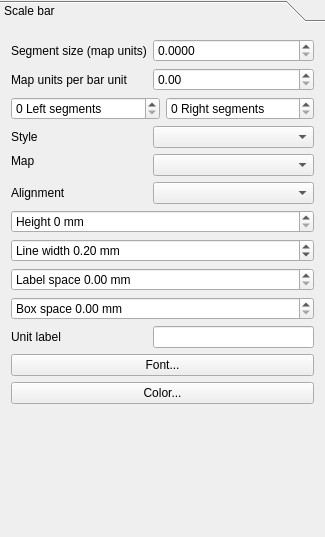
First picture: the form in src/ui/qgscomposerscalebarwidgetbase.ui, repository kadas-albireo/kadas-albireo, before the edit.
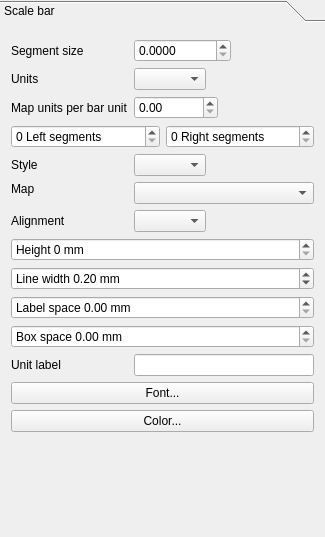
Second picture: the form after the edit.

Patch:
```diff
--- a/src/ui/qgscomposerscalebarwidgetbase.ui
+++ b/src/ui/qgscomposerscalebarwidgetbase.ui
@@ -33,18 +33,21 @@
        <rect>
         <x>0</x>
         <y>0</y>
-        <width>325</width>
-        <height>508</height>
+        <width>315</width>
+        <height>501</height>
        </rect>
       </property>
       <attribute name="label">
        <string>Scale bar</string>
       </attribute>
       <layout class="QFormLayout" name="formLayout">
+       <property name="fieldGrowthPolicy">
+        <enum>QFormLayout::ExpandingFieldsGrow</enum>
+       </property>
        <item row="0" column="0">
         <widget class="QLabel" name="mSegmentSizeLabel">
          <property name="text">
-          <string>Segment size (map units)</string>
+          <string>Segment size</string>
          </property>
          <property name="wordWrap">
           <bool>true</bool>
@@ -65,6 +68,13 @@
         </widget>
        </item>
        <item row="1" column="0">
+        <widget class="QLabel" name="mUnitsLabel">
+         <property name="text">
+          <string>Units</string>
+         </property>
+        </widget>
+       </item>
+       <item row="2" column="0">
         <widget class="QLabel" name="mMapUnitsPerBarUnitLabel">
          <property name="text">
           <string>Map units per bar unit</string>
@@ -77,14 +87,14 @@
          </property>
         </widget>
        </item>
-       <item row="1" column="1">
+       <item row="2" column="1">
         <widget class="QDoubleSpinBox" name="mMapUnitsPerBarUnitSpinBox">
          <property name="maximum">
           <double>9999999999999.000000000000000</double>
          </property>
         </widget>
        </item>
-       <item row="2" column="0" colspan="2">
+       <item row="3" column="0" colspan="2">
         <layout class="QHBoxLayout" name="horizontalLayout">
          <item>
           <widget class="QSpinBox" name="mSegmentsLeftSpinBox">
@@ -102,7 +112,7 @@
          </item>
         </layout>
        </item>
-       <item row="3" column="0">
+       <item row="4" column="0">
         <widget class="QLabel" name="mStyleLabel">
          <property name="text">
           <string>Style</string>
@@ -112,10 +122,10 @@
          </property>
         </widget>
        </item>
-       <item row="3" column="1">
+       <item row="4" column="1">
         <widget class="QComboBox" name="mStyleComboBox"/>
        </item>
-       <item row="4" column="0">
+       <item row="5" column="0">
         <widget class="QLabel" name="mMapLabel">
          <property name="sizePolicy">
           <sizepolicy hsizetype="Expanding" vsizetype="Fixed">
@@ -134,7 +144,7 @@
          </property>
         </widget>
        </item>
-       <item row="4" column="1">
+       <item row="5" column="1">
         <widget class="QComboBox" name="mMapComboBox">
          <property name="enabled">
           <bool>true</bool>
@@ -147,53 +157,17 @@
          </property>
         </widget>
        </item>
-       <item row="5" column="0">
+       <item row="6" column="0">
         <widget class="QLabel" name="mAlignmentLabel">
          <property name="text">
           <string>Alignment</string>
          </property>
         </widget>
        </item>
-       <item row="5" column="1">
+       <item row="6" column="1">
         <widget class="QComboBox" name="mAlignmentComboBox"/>
        </item>
-       <item row="10" column="0">
-        <widget class="QLabel" name="mUnitLabelLabel">
-         <property name="text">
-          <string>Unit label</string>
-         </property>
-         <property name="wordWrap">
-          <bool>true</bool>
-         </property>
-         <property name="buddy">
-          <cstring>mUnitLabelLineEdit</cstring>
-         </property>
-        </widget>
-       </item>
-       <item row="10" column="1">
-        <widget class="QLineEdit" name="mUnitLabelLineEdit"/>
-       </item>
-       <item row="11" column="0" colspan="2">
-        <widget class="QPushButton" name="mFontButton">
-         <property name="sizePolicy">
-          <sizepolicy hsizetype="Preferred" vsizetype="Fixed">
-           <horstretch>0</horstretch>
-           <verstretch>0</verstretch>
-          </sizepolicy>
-         </property>
-         <property name="text">
-          <string>Font...</string>
-         </property>
-        </widget>
-       </item>
-       <item row="12" column="0" colspan="2">
-        <widget class="QPushButton" name="mColorPushButton">
-         <property name="text">
-          <string>Color...</string>
-         </property>
-        </widget>
-       </item>
-       <item row="6" column="0" colspan="2">
+       <item row="7" column="0" colspan="2">
         <widget class="QSpinBox" name="mHeightSpinBox">
          <property name="suffix">
           <string> mm</string>
@@ -203,7 +177,7 @@
          </property>
         </widget>
        </item>
-       <item row="7" column="0" colspan="2">
+       <item row="8" column="0" colspan="2">
         <widget class="QDoubleSpinBox" name="mLineWidthSpinBox">
          <property name="sizePolicy">
           <sizepolicy hsizetype="Expanding" vsizetype="Fixed">
@@ -228,7 +202,7 @@
          </property>
         </widget>
        </item>
-       <item row="8" column="0" colspan="2">
+       <item row="9" column="0" colspan="2">
         <widget class="QDoubleSpinBox" name="mLabelBarSpaceSpinBox">
          <property name="prefix">
           <string>Label space </string>
@@ -238,7 +212,7 @@
          </property>
         </widget>
        </item>
-       <item row="9" column="0" colspan="2">
+       <item row="10" column="0" colspan="2">
         <widget class="QDoubleSpinBox" name="mBoxSizeSpinBox">
          <property name="prefix">
           <string>Box space </string>
@@ -248,7 +222,43 @@
          </property>
         </widget>
        </item>
+       <item row="11" column="0">
+        <widget class="QLabel" name="mUnitLabelLabel">
+         <property name="text">
+          <string>Unit label</string>
+         </property>
+         <property name="wordWrap">
+          <bool>true</bool>
+         </property>
+         <property name="buddy">
+          <cstring>mUnitLabelLineEdit</cstring>
+         </property>
+        </widget>
+       </item>
+       <item row="11" column="1">
+        <widget class="QLineEdit" name="mUnitLabelLineEdit"/>
+       </item>
+       <item row="12" column="0" colspan="2">
+        <widget class="QPushButton" name="mFontButton">
+         <property name="sizePolicy">
+          <sizepolicy hsizetype="Preferred" vsizetype="Fixed">
+           <horstretch>0</horstretch>
+           <verstretch>0</verstretch>
+          </sizepolicy>
+         </property>
+         <property name="text">
+          <string>Font...</string>
+         </property>
+        </widget>
+       </item>
        <item row="13" column="0" colspan="2">
+        <widget class="QPushButton" name="mColorPushButton">
+         <property name="text">
+          <string>Color...</string>
+         </property>
+        </widget>
+       </item>
+       <item row="14" column="0" colspan="2">
         <spacer name="verticalSpacer">
          <property name="orientation">
           <enum>Qt::Vertical</enum>
@@ -261,6 +271,9 @@
          </property>
         </spacer>
        </item>
+       <item row="1" column="1">
+        <widget class="QComboBox" name="mUnitsComboBox"/>
+       </item>
       </layout>
      </widget>
     </widget>
```
